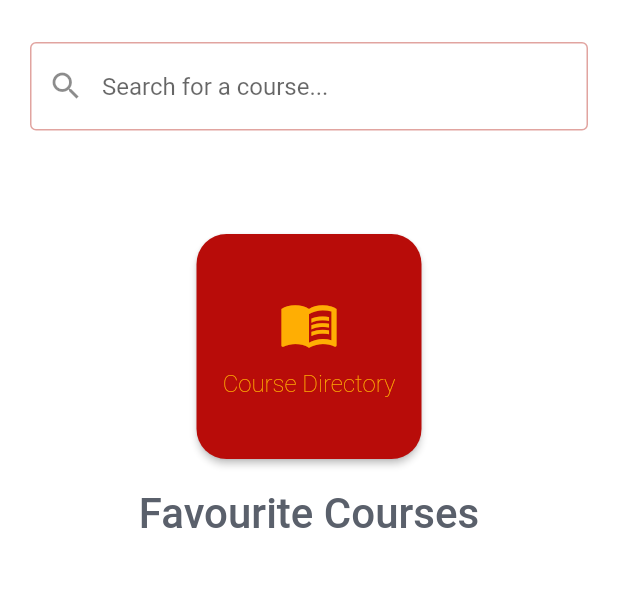
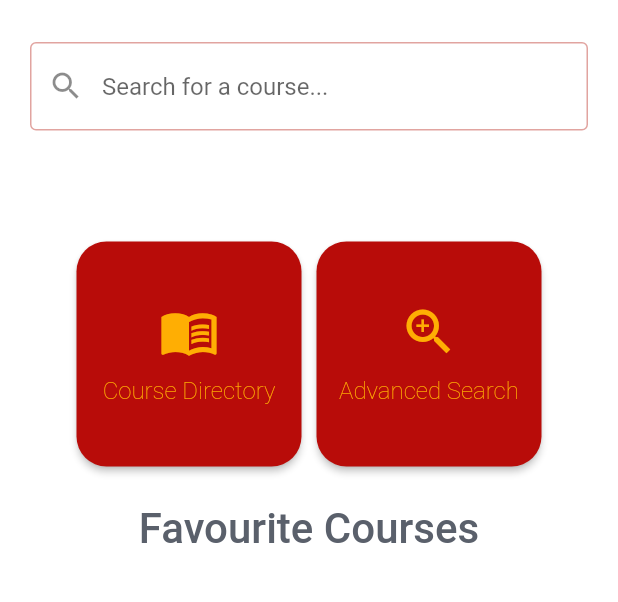
Before and after one commit to memoriesadrift/we-find, a Flutter app: the screen it shows after launch, on a phone screen of 412 x 824 dp, the part 234-836 px from its top. Run offline on Flutter 3.47's test engine with Material 2 defaults, Android fonts, the phone set to English and light mode, and no system bars; our stand-ins replace flutter_html.

Commit message:
Advanced Search Screen Implemntation  (#65)
* Finnished up the advanced search screen. closes #41

* Added a button to the Home Screen that lets you access the Advanced Search. closes #41

```diff
--- a/lib/screens/home_screen.dart
+++ b/lib/screens/home_screen.dart
@@ -1,11 +1,10 @@
-import 'dart:async';
-
 import 'package:flutter/material.dart';
 import 'package:provider/provider.dart';
 import 'package:we_find/model/model.dart';
 import 'package:we_find/model/model_wrapped.dart';
 import 'package:we_find/providers/fav_course_provider.dart';
 import 'package:we_find/providers/lang_provider.dart';
+import 'package:we_find/screens/advaned_search_screen.dart';
 import 'package:we_find/screens/course_directory_screen.dart';
 import 'package:we_find/screens/search_results_screen.dart';
 import 'package:we_find/service/ufind_service.dart';
@@ -77,8 +76,13 @@ class HomeScreen extends StatelessWidget {
                   alignment: Alignment.center,
                 ),
                 Padding(padding: EdgeInsets.fromLTRB(0, 40, 0, 0)),
+                Row(
+                  mainAxisAlignment: MainAxisAlignment.center,
+                  //direction: Axis.horizontal,
                   // Course directory
-                Align(
+                  children: [
+                    Container(
+                      padding: const EdgeInsets.all(5),
                       child: SizedBox(
                         width: 150,
                         height: 150,
@@ -91,7 +95,8 @@ class HomeScreen extends StatelessWidget {
                               MaterialPageRoute<void>(
                                   builder: (BuildContext context) {
                                 return Scaffold(
-                                appBar: AppBar(title: Text('Course Directory')),
+                                  appBar:
+                                      AppBar(title: Text('Course Directory')),
                                   body: Center(
                                     child: FutureBuilder<List<StudyModule>>(
                                       future: fetchRootStudyModules(),
@@ -120,8 +125,8 @@ class HomeScreen extends StatelessWidget {
                             backgroundColor: MaterialStateProperty.all<Color>(
                               themeData.primaryColor,
                             ),
-                          shape:
-                              MaterialStateProperty.all<RoundedRectangleBorder>(
+                            shape: MaterialStateProperty.all<
+                                RoundedRectangleBorder>(
                               RoundedRectangleBorder(
                                 borderRadius: BorderRadius.circular(20.0),
                               ),
@@ -129,7 +134,8 @@ class HomeScreen extends StatelessWidget {
                           ),
                           child: Column(
                             children: [
-                            Padding(padding: EdgeInsets.fromLTRB(0, 40, 0, 0)),
+                              Padding(
+                                  padding: EdgeInsets.fromLTRB(0, 40, 0, 0)),
                               Align(
                                 child: Icon(
                                   Icons.menu_book,
@@ -138,7 +144,8 @@ class HomeScreen extends StatelessWidget {
                                 ),
                                 alignment: Alignment.center,
                               ),
-                            Padding(padding: EdgeInsets.fromLTRB(0, 10, 0, 0)),
+                              Padding(
+                                  padding: EdgeInsets.fromLTRB(0, 10, 0, 0)),
                               Align(
                                 child: Text(
                                   'Course Directory',
@@ -148,9 +155,71 @@ class HomeScreen extends StatelessWidget {
                               )
                             ],
                           ),
-                      )),
+                        ),
+                      ),
+                    ),
+                    // Advanced search
+                    Container(
+                      padding: const EdgeInsets.all(5),
+                      child: SizedBox(
+                        width: 150,
+                        height: 150,
+                        child: ElevatedButton(
+                          onPressed: () => {
+                            Navigator.push(
+                              context,
+                              MaterialPageRoute<void>(
+                                  builder: (BuildContext context) {
+                                return Scaffold(
+                                  appBar:
+                                      AppBar(title: Text('Advanced Search')),
+                                  body: Center(
+                                    child: AdvancedSearchScreen(),
+                                  ),
+                                );
+                              }),
+                            )
+                          },
+                          style: ButtonStyle(
+                            backgroundColor: MaterialStateProperty.all<Color>(
+                              themeData.primaryColor,
+                            ),
+                            shape: MaterialStateProperty.all<
+                                RoundedRectangleBorder>(
+                              RoundedRectangleBorder(
+                                borderRadius: BorderRadius.circular(20.0),
+                              ),
+                            ),
+                          ),
+                          child: Column(
+                            children: [
+                              Padding(
+                                  padding: EdgeInsets.fromLTRB(0, 40, 0, 0)),
+                              Align(
+                                child: Icon(
+                                  Icons.zoom_in,
+                                  color: themeData.colorScheme.secondary,
+                                  size: 40,
+                                ),
                                 alignment: Alignment.center,
                               ),
+                              Padding(
+                                  padding: EdgeInsets.fromLTRB(0, 10, 0, 0)),
+                              Align(
+                                child: Text(
+                                  'Advanced Search',
+                                  style: themeData.textTheme.button,
+                                ),
+                                alignment: Alignment.center,
+                              ),
+                            ],
+                          ),
+                        ),
+                      ),
+                    ),
+                  ],
+                ),
+
                 Padding(
                   padding: EdgeInsets.fromLTRB(0, 20, 0, 20),
                   child: Text(
```
Also changed, not shown: lib/screens/advaned_search_screen.dart (added, +137 -0 lines), lib/service/ufind_service.dart (+4 -4 lines), lib/widgets/advanced_search_widgets.dart (added, +76 -0 lines). Lines whose indentation alone changed are shown as unchanged.
